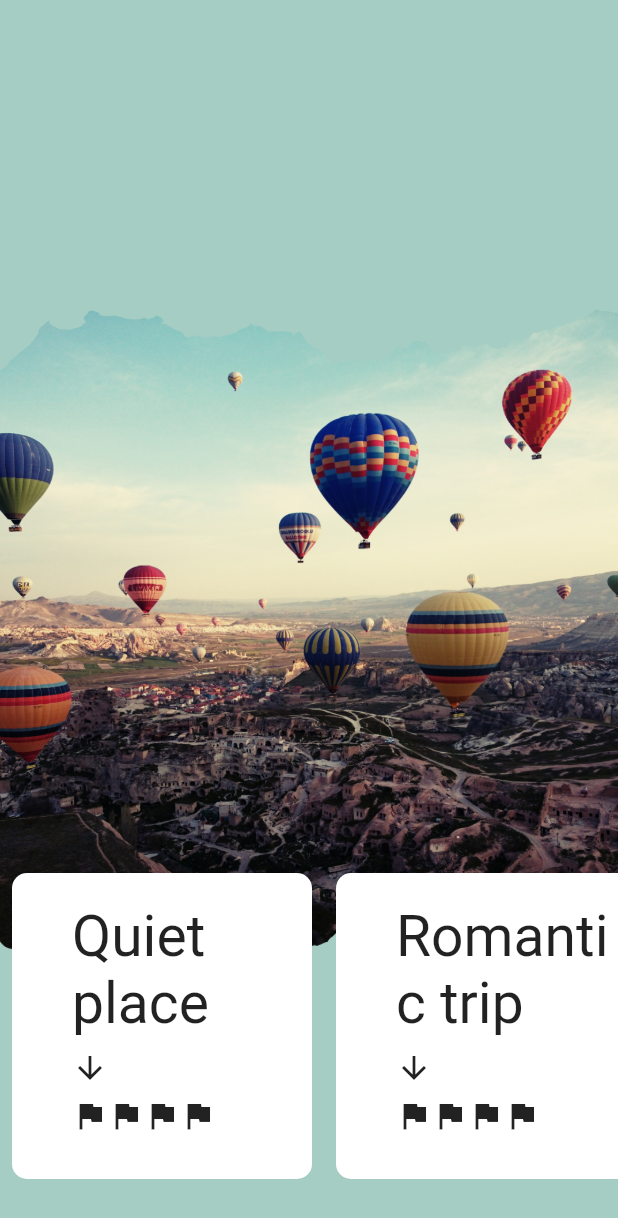
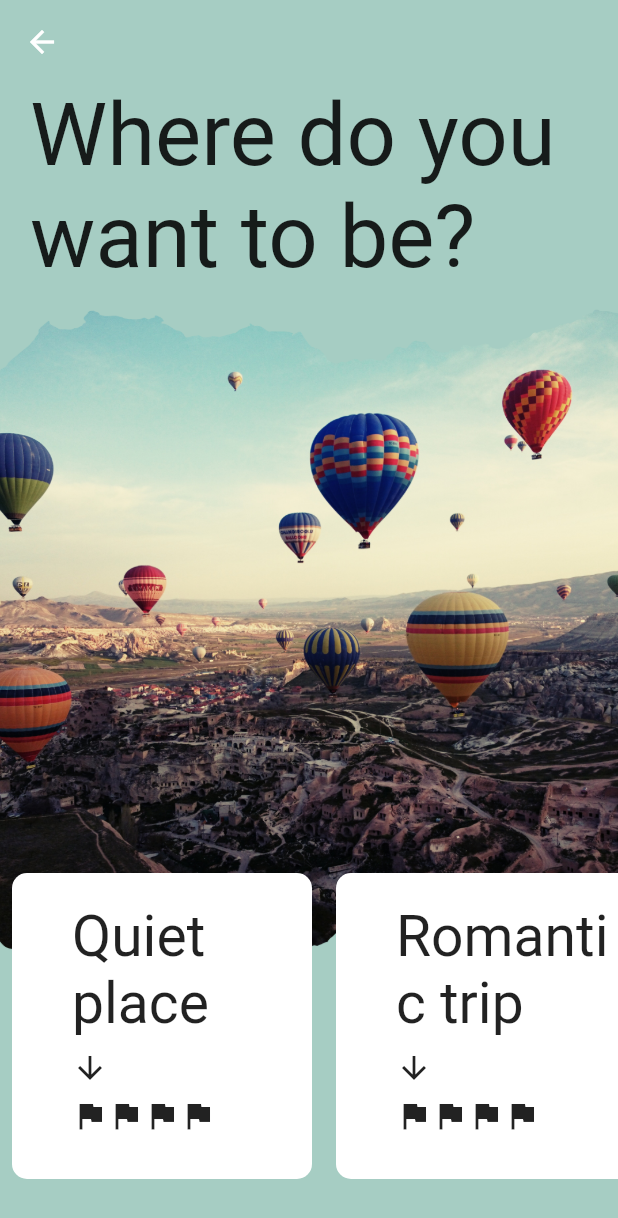
Before and after one commit to Ozgunak/travel-suggestion-flutter, a Flutter app: the WelcomeScreen screen opened directly, on a phone screen of 412 x 824 dp. Shown: the top 1218 px of the screen. Run offline on Flutter 3.47's test engine with Material 2 defaults, Android fonts, the light colour scheme and no system bars; our stand-ins replace google_fonts; Roboto replaces fonts that are missing (Neucha).

Commit message:
refactor code

```diff
--- a/lib/Screens/welcome.dart
+++ b/lib/Screens/welcome.dart
@@ -1,20 +1,7 @@
 import 'package:flutter/material.dart';
 import 'package:google_fonts/google_fonts.dart';
-import 'package:travel/helper/constants.dart';
-
-class TravelModel {
-  String title;
-
-  TravelModel({required this.title});
-}
-
-class TravelModels {
-  static List<TravelModel> list = [
-    TravelModel(title: 'Quiet place'),
-    TravelModel(title: 'Romantic trip'),
-    TravelModel(title: 'Adventure trip'),
-  ];
-}
+import 'package:travel/helper/constants.dart' as constants;
+import 'package:travel/models/travel-model.dart';
 
 class WelcomeScreen extends StatelessWidget {
   const WelcomeScreen({Key? key}) : super(key: key);
@@ -32,12 +19,47 @@
           Container(
             decoration: const BoxDecoration(
               image: DecorationImage(
-                image: AssetImage(Constants.welcomeImage),
+                image: AssetImage(constants.welcomeImage),
                 fit: BoxFit.cover,
               ),
             ),
           ),
-          GestureDetector(
+          Container(
+            child: Column(
+              mainAxisAlignment: MainAxisAlignment.spaceBetween,
+              children: [
+                Padding(
+                  padding: const EdgeInsets.symmetric(horizontal: 20.0),
+                  child: Text(
+                    constants.welcomeTitleText,
+                    style: GoogleFonts.neucha(
+                      fontSize: 58,
+                      fontWeight: FontWeight.w400,
+                      color: Colors.black87,
+                    ),
+                  ),
+                ),
+                SizedBox(
+                  height: 200,
+                ),
+                CategorySection(),
+              ],
+            ),
+          ),
+        ],
+      ),
+    );
+  }
+}
+
+class CategorySection extends StatelessWidget {
+  const CategorySection({
+    super.key,
+  });
+
+  @override
+  Widget build(BuildContext context) {
+    return GestureDetector(
       onTap: () {
         // Navigator.push(context, route);
       },
@@ -53,15 +75,13 @@
           },
         ),
       ),
-          ),
-        ],
-      ),
     );
   }
 }
 
 class CategoryWidget extends StatelessWidget {
-  CategoryWidget({super.key,
+  CategoryWidget({
+    super.key,
     required this.title,
   });
 
--- a/lib/helper/constants.dart
+++ b/lib/helper/constants.dart
@@ -1,3 +1,7 @@
-class Constants {
-  static const String welcomeImage = 'assets/images/ic_welcome.png';
-}
+// class Constants {
+//   static const String welcomeImage = 'assets/images/ic_welcome.png';
+// }
+
+const String welcomeImage = 'assets/images/ic_welcome.png';
+const String welcomeTitleText = 'Where do you want to be?';
+const String catalog = 'Where do you want to be?';
--- a/lib/main.dart
+++ b/lib/main.dart
@@ -1,4 +1,5 @@
 import 'package:flutter/material.dart';
+import 'package:travel/Screens/catalog-screen.dart';
 import 'package:travel/Screens/welcome.dart';
 
 void main() {
@@ -11,7 +12,9 @@
   @override
   Widget build(BuildContext context) {
     return const MaterialApp(
-      home: WelcomeScreen(),
+      debugShowCheckedModeBanner: false,
+      home: CatalogScreen(),
+
     );
   }
 }
--- /dev/null
+++ b/lib/models/travel-model.dart
@@ -0,0 +1,13 @@
+class TravelModel {
+  String title;
+
+  TravelModel({required this.title});
+}
+
+class TravelModels {
+  static List<TravelModel> list = [
+    TravelModel(title: 'Quiet place'),
+    TravelModel(title: 'Romantic trip'),
+    TravelModel(title: 'Adventure trip'),
+  ];
+}
```
Lines whose indentation alone changed are shown as unchanged.
